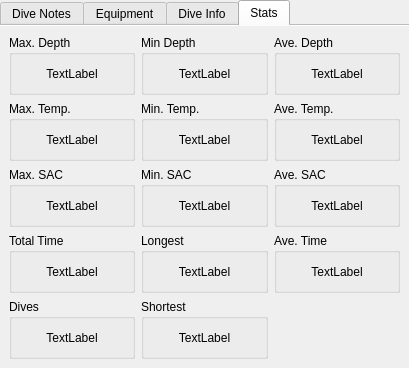
Before: the Qt Designer form qt-ui/maintab.ui in subsurface/subsurface, drawn with Qt 5.
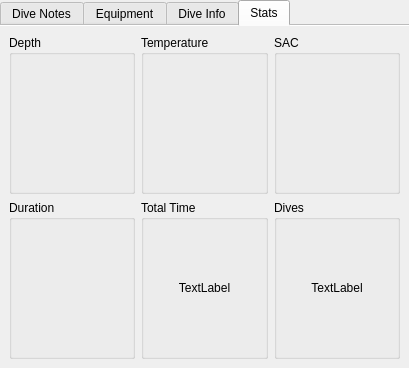
After: the same form once the commit is applied. The open tabs and pages were chosen to show the change. Custom widgets are drawn as their Qt base class.

What changed in the file:
```diff
--- a/qt-ui/maintab.ui
+++ b/qt-ui/maintab.ui
@@ -453,40 +453,26 @@
     <string>Stats</string>
    </attribute>
    <layout class="QGridLayout" name="gridLayout1">
-    <item row="2" column="0">
+    <item row="0" column="2">
+     <widget class="QGroupBox" name="groupBox_4b">
+      <property name="title">
+       <string>SAC</string>
+      </property>
+      <layout class="QHBoxLayout" name="horizontalLayout_10b">
+       <item>
+        <widget class="MinMaxAvgWidget" name="sacLimits" native="true"/>
+       </item>
+      </layout>
+     </widget>
+    </item>
+    <item row="0" column="1">
      <widget class="QGroupBox" name="groupBox_8b">
       <property name="title">
-       <string>Max. Temp.</string>
+       <string>Temperature</string>
       </property>
       <layout class="QHBoxLayout" name="horizontalLayout_5b">
        <item>
-        <widget class="QLabel" name="maximumTemperatureAllText">
-         <property name="text">
-          <string>TextLabel</string>
-         </property>
-         <property name="alignment">
-          <set>Qt::AlignCenter</set>
-         </property>
-        </widget>
-       </item>
-      </layout>
-     </widget>
-    </item>
-    <item row="0" column="1">
-     <widget class="QGroupBox" name="groupBox_2b">
-      <property name="title">
-       <string>Min Depth</string>
-      </property>
-      <layout class="QHBoxLayout" name="horizontalLayout_3b">
-       <item>
-        <widget class="QLabel" name="minimumDepthAllText">
-         <property name="text">
-          <string>TextLabel</string>
-         </property>
-         <property name="alignment">
-          <set>Qt::AlignCenter</set>
-         </property>
-        </widget>
+        <widget class="MinMaxAvgWidget" name="tempLimits" native="true"/>
        </item>
       </layout>
      </widget>
@@ -494,196 +480,30 @@
     <item row="0" column="0">
      <widget class="QGroupBox" name="groupBoxb">
       <property name="title">
-       <string>Max. Depth</string>
+       <string>Depth</string>
       </property>
       <layout class="QHBoxLayout" name="horizontalLayout_2b">
        <item>
-        <widget class="QLabel" name="maximumDepthAllText">
-         <property name="text">
-          <string>TextLabel</string>
-         </property>
-         <property name="alignment">
-          <set>Qt::AlignCenter</set>
-         </property>
-        </widget>
+        <widget class="MinMaxAvgWidget" name="depthLimits" native="true"/>
        </item>
       </layout>
       <zorder>maximumDepthAllText</zorder>
       <zorder>minimumDepthAllText</zorder>
      </widget>
     </item>
-    <item row="2" column="2">
-     <widget class="QGroupBox" name="groupBox_10b">
-      <property name="title">
-       <string>Ave. Temp.</string>
-      </property>
-      <layout class="QHBoxLayout" name="horizontalLayout_7b">
-       <item>
-        <widget class="QLabel" name="averageTemperatureAllText">
-         <property name="text">
-          <string>TextLabel</string>
-         </property>
-         <property name="alignment">
-          <set>Qt::AlignCenter</set>
-         </property>
-        </widget>
-       </item>
-      </layout>
-     </widget>
-    </item>
-    <item row="4" column="2">
-     <widget class="QGroupBox" name="groupBox_12b">
-      <property name="title">
-       <string>Ave. Time</string>
-      </property>
-      <layout class="QHBoxLayout" name="horizontalLayout_13b">
-       <item>
-        <widget class="QLabel" name="averageTimeAllText">
-         <property name="text">
-          <string>TextLabel</string>
-         </property>
-         <property name="alignment">
-          <set>Qt::AlignCenter</set>
-         </property>
-        </widget>
-       </item>
-      </layout>
-     </widget>
-    </item>
-    <item row="2" column="1">
-     <widget class="QGroupBox" name="groupBox_9b">
-      <property name="title">
-       <string>Min. Temp.</string>
-      </property>
-      <layout class="QHBoxLayout" name="horizontalLayout_6b">
-       <item>
-        <widget class="QLabel" name="minimumTemperatureAllText">
-         <property name="text">
-          <string>TextLabel</string>
-         </property>
-         <property name="alignment">
-          <set>Qt::AlignCenter</set>
-         </property>
-        </widget>
-       </item>
-      </layout>
-     </widget>
-    </item>
-    <item row="0" column="2">
-     <widget class="QGroupBox" name="groupBox_3b">
-      <property name="title">
-       <string>Ave. Depth</string>
-      </property>
-      <layout class="QHBoxLayout" name="horizontalLayout_4b">
-       <item>
-        <widget class="QLabel" name="averageDepthAllText">
-         <property name="text">
-          <string>TextLabel</string>
-         </property>
-         <property name="alignment">
-          <set>Qt::AlignCenter</set>
-         </property>
-        </widget>
-       </item>
-      </layout>
-     </widget>
-    </item>
-    <item row="3" column="0">
-     <widget class="QGroupBox" name="groupBox_4b">
-      <property name="title">
-       <string>Max. SAC</string>
-      </property>
-      <layout class="QHBoxLayout" name="horizontalLayout_10b">
-       <item>
-        <widget class="QLabel" name="maximumSacAllText">
-         <property name="text">
-          <string>TextLabel</string>
-         </property>
-         <property name="alignment">
-          <set>Qt::AlignCenter</set>
-         </property>
-        </widget>
-       </item>
-      </layout>
-     </widget>
-    </item>
-    <item row="3" column="1">
-     <widget class="QGroupBox" name="groupBox_5b">
-      <property name="title">
-       <string>Min. SAC</string>
-      </property>
-      <layout class="QHBoxLayout" name="horizontalLayout_9b">
-       <item>
-        <widget class="QLabel" name="minimumSacAllText">
-         <property name="text">
-          <string>TextLabel</string>
-         </property>
-         <property name="alignment">
-          <set>Qt::AlignCenter</set>
-         </property>
-        </widget>
-       </item>
-      </layout>
-     </widget>
-    </item>
-    <item row="3" column="2">
-     <widget class="QGroupBox" name="groupBox_6b">
-      <property name="title">
-       <string>Ave. SAC</string>
-      </property>
-      <layout class="QHBoxLayout" name="horizontalLayout_8b">
-       <item>
-        <widget class="QLabel" name="averageSacAllText">
-         <property name="text">
-          <string>TextLabel</string>
-         </property>
-         <property name="alignment">
-          <set>Qt::AlignCenter</set>
-         </property>
-        </widget>
-       </item>
-      </layout>
-     </widget>
-    </item>
-    <item row="7" column="0">
-     <widget class="QGroupBox" name="groupBox_7b">
-      <property name="title">
-       <string>Dives</string>
-      </property>
-      <layout class="QHBoxLayout" name="horizontalLayout_15">
-       <item>
-        <widget class="QLabel" name="divesAllText">
-         <property name="text">
-          <string>TextLabel</string>
-         </property>
-         <property name="alignment">
-          <set>Qt::AlignCenter</set>
-         </property>
-        </widget>
-       </item>
-      </layout>
-     </widget>
-    </item>
-    <item row="4" column="1">
+    <item row="1" column="0">
      <widget class="QGroupBox" name="groupBox_13">
       <property name="title">
-       <string>Longest</string>
+       <string>Duration</string>
       </property>
       <layout class="QHBoxLayout" name="horizontalLayout_12b">
        <item>
-        <widget class="QLabel" name="longestAllText">
-         <property name="text">
-          <string>TextLabel</string>
-         </property>
-         <property name="alignment">
-          <set>Qt::AlignCenter</set>
-         </property>
-        </widget>
+        <widget class="MinMaxAvgWidget" name="timeLimits" native="true"/>
        </item>
       </layout>
      </widget>
     </item>
-    <item row="4" column="0">
+    <item row="1" column="1">
      <widget class="QGroupBox" name="groupBox_11b">
       <property name="title">
        <string>Total Time</string>
@@ -702,14 +522,14 @@
       </layout>
      </widget>
     </item>
-    <item row="7" column="1">
-     <widget class="QGroupBox" name="groupBox_14">
+    <item row="1" column="2">
+     <widget class="QGroupBox" name="groupBox_7b">
       <property name="title">
-       <string>Shortest</string>
+       <string>Dives</string>
       </property>
-      <layout class="QHBoxLayout" name="horizontalLayout_14">
+      <layout class="QHBoxLayout" name="horizontalLayout_15">
        <item>
-        <widget class="QLabel" name="shortestAllText">
+        <widget class="QLabel" name="divesAllText">
          <property name="text">
           <string>TextLabel</string>
          </property>
@@ -737,6 +557,12 @@
    <header>starwidget.h</header>
    <container>1</container>
   </customwidget>
+  <customwidget>
+   <class>MinMaxAvgWidget</class>
+   <extends>QWidget</extends>
+   <header>simplewidgets.h</header>
+   <container>1</container>
+  </customwidget>
  </customwidgets>
  <resources/>
  <connections/>
```
Left out of the diff: 4 changed lines with no effect on the pictures.
